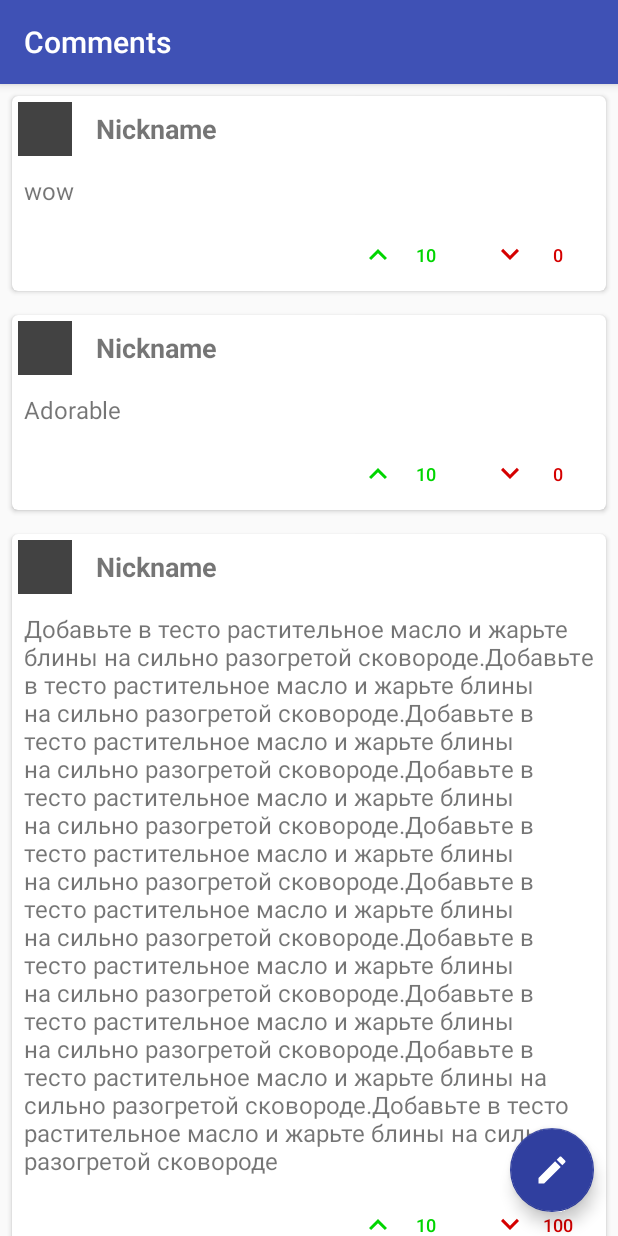
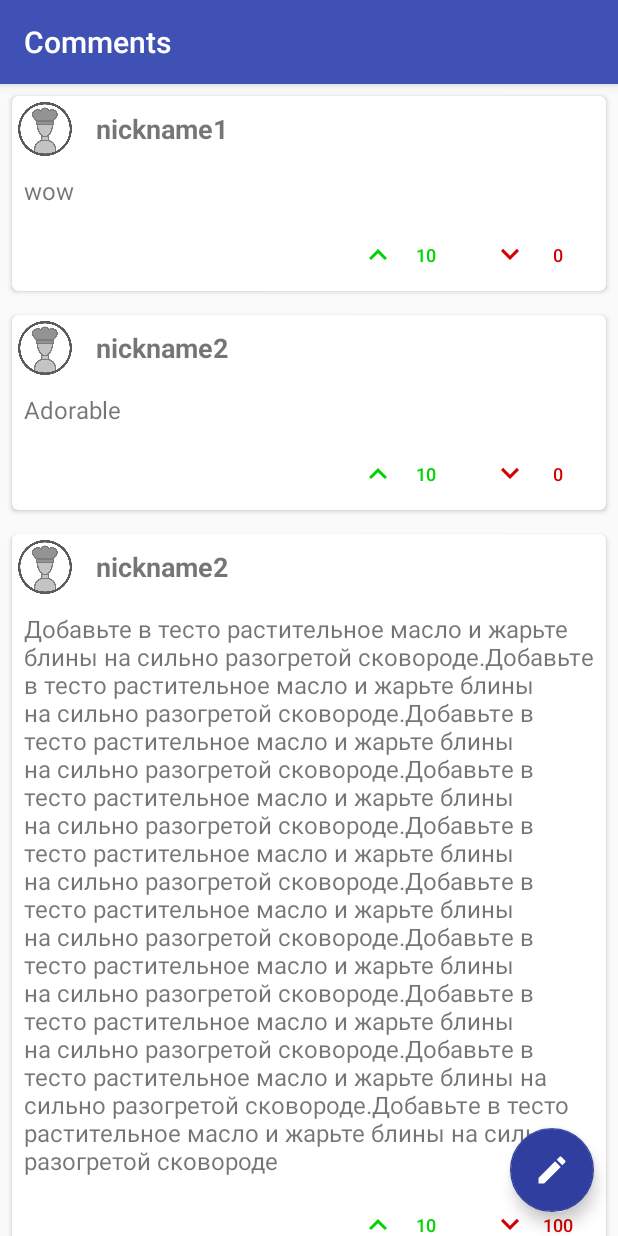
Before and after one commit to AlmostCT/cookmate-android, an Android app: the CommentsActivity screen opened directly, with no data from a screen before it, on a phone screen of 412 x 824 dp. Run offline under Robolectric (Android 15) with nearby library versions, the phone set to English and light mode, and no system bars.

Commit message:
Placeholder for users in comments

```diff
--- a/app/src/main/java/almostct/top/foodhack/ui/comments/CommentsActivity.kt
+++ b/app/src/main/java/almostct/top/foodhack/ui/comments/CommentsActivity.kt
@@ -71,6 +71,7 @@ class CommentsActivity : AppCompatActivity() {
 
         inner class MyViewHolder(view: View) : RecyclerView.ViewHolder(view) {
             val textView by bindView<TextView>(R.id.comment_info_text)
+            val username by bindView<TextView>(R.id.comment_item_nickname)
             val cardView by bindView<CardView>(R.id.comment_card_view)
             val likeBtn by bindView<Button>(R.id.comment_likes)
             val dislikeBtn by bindView<Button>(R.id.comment_dislikes)
@@ -84,6 +85,7 @@ class CommentsActivity : AppCompatActivity() {
 
         override fun onBindViewHolder(holder: MyViewHolder, position: Int) {
             val newItem = comments[position]
+            holder.username.text = newItem.account.handle
             holder.textView.text = newItem.text
             holder.likeBtn.text = newItem.likes.toString()
             holder.dislikeBtn.text = newItem.dislikes.toString()
--- a/app/src/main/res/layout/comments_item.xml
+++ b/app/src/main/res/layout/comments_item.xml
@@ -27,9 +27,10 @@
                     android:layout_width="@dimen/avatar_side"
                     android:layout_height="@dimen/avatar_side"
                     android:layout_marginEnd="@dimen/big_padding"
-                    android:src="@color/cardview_dark_background" />
+                    android:src="@drawable/no_avatar" />
 
                 <TextView
+                    android:id="@+id/comment_item_nickname"
                     android:textSize="18dp"
                     android:textStyle="bold"
                     android:layout_width="wrap_content"
```
